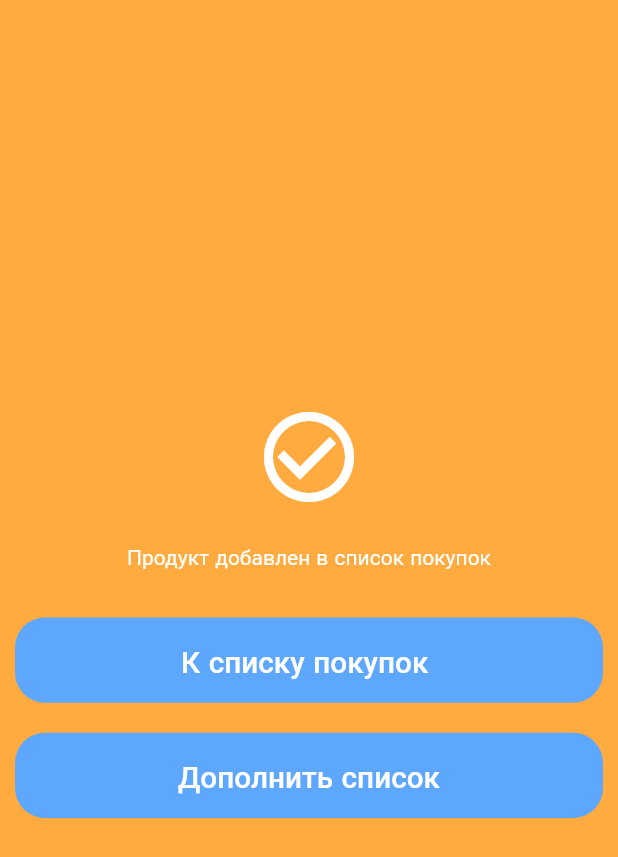
After one commit to ValDagon/MorkovShop, a Flutter app: the ProductAdded screen opened directly, after a tap on "Дополнить список", on a phone screen of 412 x 824 dp. The commit adds this screen. Shown: the top 857 px of the screen. Run offline on Flutter 3.47's test engine with Material 2 defaults, Android fonts, the phone set to English and light mode, and no system bars; our stand-ins replace flutter_svg.

Commit message:
добавил что-то, не помню

```diff
--- a/lib/components/default_button.dart
+++ b/lib/components/default_button.dart
@@ -22,7 +22,7 @@ class DefaultButton extends StatelessWidget {
         color: ButtonColor,
         onPressed: press,
         child: Text(
-          "Продолжить",
+          text,
           style: TextStyle(
             fontSize: getProportionateScreenWidth(18),
             color: Colors.white,
--- /dev/null
+++ b/lib/components/product_added.dart
@@ -0,0 +1,48 @@
+import 'package:flutter/material.dart';
+import 'package:shop_app/components/coustom_bottom_nav_bar.dart';
+import 'package:shop_app/components/default_button.dart';
+
+class ProductAdded extends StatelessWidget {
+  @override
+  Widget build(BuildContext context) {
+    return Scaffold(
+      backgroundColor: Colors.orangeAccent,
+      body: Body(context),
+    );
+  }
+}
+
+Widget Body(context) {
+  return Column(
+    mainAxisAlignment: MainAxisAlignment.center,
+    crossAxisAlignment: CrossAxisAlignment.center,
+    children: [
+      Icon(
+        Icons.check_circle_outline,
+        size: 72,
+        color: Colors.white,
+      ),
+      Padding(
+        padding: const EdgeInsets.all(20.0),
+        child: Text(
+          "Продукт добавлен в список покупок",
+          style: TextStyle(color: Colors.white),
+        ),
+      ),
+      Padding(
+        padding: const EdgeInsets.all(10.0),
+        child: DefaultButton(
+          text: "К списку покупок ",
+          press: () {},
+        ),
+      ),
+      Padding(
+        padding: const EdgeInsets.all(10.0),
+        child: DefaultButton(
+          text: "Дополнить список",
+          press: () {},
+        ),
+      ),
+    ],
+  );
+}
--- a/lib/screens/products_type/cookie_detail.dart
+++ b/lib/screens/products_type/cookie_detail.dart
@@ -81,7 +81,7 @@ class CookieDetail extends StatelessWidget {
   Widget _buildCard(String name, String price, String img2Path, bool added,
       bool isFavorite, context) {
     return Padding(
-        padding: EdgeInsets.only(top: 5.0, bottom: 5.0, left: 5.0, right: 5.0),
+        padding: EdgeInsets.only(top: 5.0, bottom: 5.0, left: 15.0, right: 5.0),
         child: InkWell(
             onTap: () {},
             child: Container(
```
Also changed, not shown: lib/screens/product_details/components/body.dart (+6 -2 lines), lib/screens/product_details/components/product_description.dart (+15 -23 lines).
